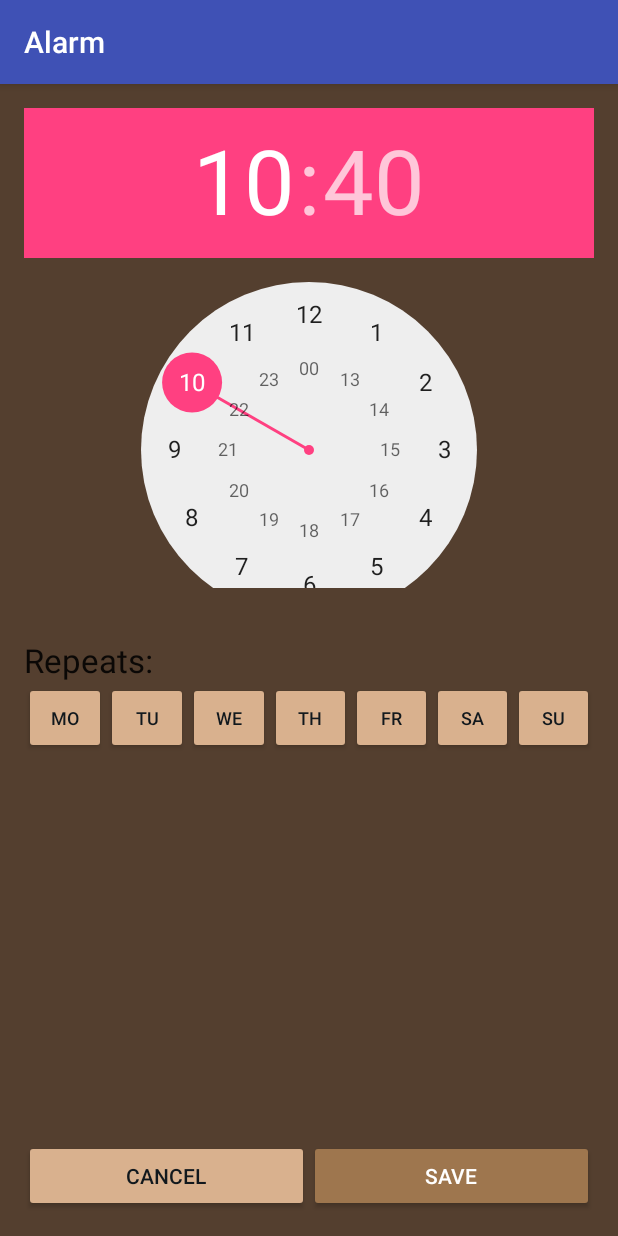
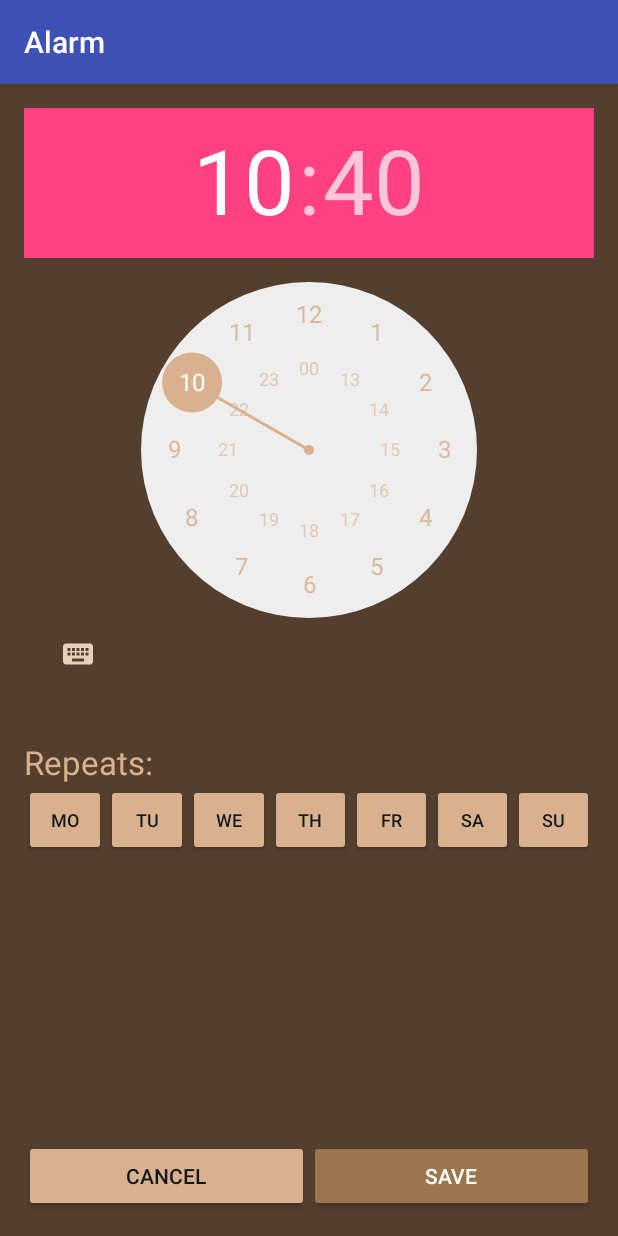
Before and after one commit to Astichko/Lesson4_Alarm_clock, an Android app: the screen it shows after launch (CreateAlarmActivity), after a tap on "NEW ALARM", on a phone screen of 412 x 824 dp. Run offline under Robolectric (Android 15) with nearby library versions, the phone set to English and light mode, and no system bars.

Commit message:
Add new adapters,change alarm data display. Add ON/OFF switch. Change xml structure CreateAlarmActivity. Change service logic accordingly to on/off statement.

```diff
--- a/app/src/main/java/com/example/boss/lesson4_alarm_clock/Alarm.java
+++ b/app/src/main/java/com/example/boss/lesson4_alarm_clock/Alarm.java
@@ -4,6 +4,7 @@ package com.example.boss.lesson4_alarm_clock;
  * Created by BOSS on 09.10.2016.
  */
 public class Alarm {
+    public boolean isOn;
     public boolean isRepeated;
     public int year;
     public int month;
--- a/app/src/main/java/com/example/boss/lesson4_alarm_clock/activity/CreateAlarmActivity.java
+++ b/app/src/main/java/com/example/boss/lesson4_alarm_clock/activity/CreateAlarmActivity.java
@@ -60,6 +60,7 @@ public class CreateAlarmActivity extends AppCompatActivity implements View.OnCli
                 finish();
                 break;
             case R.id.btnCancel:
+                DataAlarmProvider.saveArray(this);
                 finish();
                 break;
         }
@@ -115,6 +116,7 @@ public class CreateAlarmActivity extends AppCompatActivity implements View.OnCli
         setDaysOfTheWeek(alarm);
         alarm.hour = hoursSet;
         alarm.minutes = minutesSet;
+        alarm.isOn = true;
         if (!alarm.isRepeated) {
             alarm.dayOfMonth = calendar.get(Calendar.DAY_OF_MONTH);
             alarm.month = calendar.get(Calendar.MONTH);
@@ -131,7 +133,7 @@ public class CreateAlarmActivity extends AppCompatActivity implements View.OnCli
             DataAlarmProvider.getArray().add(alarm);
             DataAlarmProvider.saveArray(this);
         }
-        if (!isMyServiceRunning(MyService.class)) {
+        if (!isServiceRunning(MyService.class)) {
             startService(new Intent(this, MyService.class));
         }
     }
@@ -167,7 +169,7 @@ public class CreateAlarmActivity extends AppCompatActivity implements View.OnCli
         return true;
     }
 
-    public boolean isMyServiceRunning(Class<?> serviceClass) {
+    public boolean isServiceRunning(Class<?> serviceClass) {
         ActivityManager manager = (ActivityManager) getSystemService(Context.ACTIVITY_SERVICE);
         for (ActivityManager.RunningServiceInfo service : manager.getRunningServices(Integer.MAX_VALUE)) {
             if (serviceClass.getName().equals(service.service.getClassName())) {
--- a/app/src/main/java/com/example/boss/lesson4_alarm_clock/activity/MainActivity.java
+++ b/app/src/main/java/com/example/boss/lesson4_alarm_clock/activity/MainActivity.java
@@ -4,11 +4,11 @@ import android.content.Intent;
 import android.content.pm.ActivityInfo;
 import android.os.Bundle;
 import android.support.v7.app.AppCompatActivity;
-import android.view.MotionEvent;
+import android.util.Log;
 import android.view.View;
 import android.widget.AdapterView;
-import android.widget.ArrayAdapter;
 import android.widget.Button;
+import android.widget.CheckBox;
 import android.widget.ImageView;
 import android.widget.ListAdapter;
 import android.widget.ListView;
@@ -17,12 +17,14 @@ import android.widget.Toast;
 
 import com.example.boss.lesson4_alarm_clock.Alarm;
 import com.example.boss.lesson4_alarm_clock.R;
+import com.example.boss.lesson4_alarm_clock.adapter.DelItemAdapter;
+import com.example.boss.lesson4_alarm_clock.adapter.MainItemAdapter;
 import com.example.boss.lesson4_alarm_clock.provider.Constants;
 import com.example.boss.lesson4_alarm_clock.provider.DataAlarmProvider;
 
 import java.util.ArrayList;
 
-public class MainActivity extends AppCompatActivity implements View.OnClickListener, View.OnTouchListener {
+public class MainActivity extends AppCompatActivity implements View.OnClickListener {
 
     Button btnNewAlarm;
     Button btnDeleteAlarm;
@@ -59,7 +61,7 @@ public class MainActivity extends AppCompatActivity implements View.OnClickListe
         super.onResume();
     }
 
-    public void findViewsAndSet(){
+    public void findViewsAndSet() {
         btnNewAlarm = (Button) findViewById(R.id.btnNewAlarm);
         btnDeleteAlarm = (Button) findViewById(R.id.btnDeleteAlarm);
         btnCancelMain = (Button) findViewById(R.id.btnCancelMain);
@@ -73,21 +75,23 @@ public class MainActivity extends AppCompatActivity implements View.OnClickListe
         btnDeleteChecked.setOnClickListener(this);
         btnCancelMain.setOnClickListener(this);
         selectedItems = new ArrayList<>();
+        listView.setItemsCanFocus(false);
         listView.setOnItemClickListener(new AdapterView.OnItemClickListener() {
             @Override
             public void onItemClick(AdapterView<?> parent, View view, int position, long id) {
                 switch (view.getId()) {
-                    case R.id.chTextView:
+                    case R.id.itemLinearLayout:
+                        editItem(position);
+                        break;
+                    case R.id.itemDelLinearLayout:
                         saveCheckedItems(position);
-                        break;
-                    case R.id.itemText:
-                        editItem(position);
+                        CheckBox box = (CheckBox) view.findViewById(R.id.itemCheckBox);
+                        box.setChecked(!box.isChecked());
                         break;
                 }
             }
         });
     }
-
 
     @Override
     public void onClick(View v) {
@@ -97,10 +101,10 @@ public class MainActivity extends AppCompatActivity implements View.OnClickListe
                 startActivity(intentCreateAlarm);
                 break;
             case R.id.btnDeleteAlarm:
-                if(!DataAlarmProvider.isEmpty()){
+                if (!DataAlarmProvider.isEmpty()) {
                     createCheckListView();
                     showAdditionalButtons();
-                }else{
+                } else {
                     Toast.makeText(MainActivity.this, "No Alarms", Toast.LENGTH_SHORT).show();
                 }
                 break;
@@ -119,52 +123,17 @@ public class MainActivity extends AppCompatActivity implements View.OnClickListe
         }
     }
 
-    @Override
-    public boolean onTouch(View v, MotionEvent event) {
-        return false;
-    }
-
     public void saveCheckedItems(int position) {
-        if (selectedItems.contains((Integer) position)) {
+        if (selectedItems.contains(position)) {
             selectedItems.remove((Integer) position);
         } else {
-            selectedItems.add((Integer) position);
+            selectedItems.add(position);
         }
-    }
-
-    public static String getShortDayName(int day) {
-        String result = "";
-        switch (day) {
-            case 0:
-                result = "SU ";
-                break;
-            case 1:
-                result = "MO ";
-                break;
-            case 2:
-                result = "TU ";
-                break;
-            case 3:
-                result = "WE ";
-                break;
-            case 4:
-                result = "TH ";
-                break;
-            case 5:
-                result = "FR ";
-                break;
-            case 6:
-                result = "SA ";
-                break;
-        }
-        return result;
-
     }
 
     private void updateListView() {
         if (DataAlarmProvider.getArray() != null) {
-            String[] itemTextDisplay = getItemsTextToDisplay();
-            ListAdapter la = new ArrayAdapter<>(this, R.layout.item_list_view, itemTextDisplay);
+            ListAdapter la = new MainItemAdapter(this, R.layout.item_main_listview, DataAlarmProvider.getArray());
             listView = (ListView) findViewById(R.id.listView);
             if (listView != null) {
                 listView.setAdapter(la);
@@ -176,28 +145,6 @@ public class MainActivity extends AppCompatActivity implements View.OnClickListe
         Intent intentCreateAlarm = new Intent(MainActivity.this, CreateAlarmActivity.class);
         intentCreateAlarm.putExtra(Constants.POSITION, position);
         startActivity(intentCreateAlarm);
-    }
-
-    public String[] getItemsTextToDisplay() {
-        int size = DataAlarmProvider.getArray().size();
-        String[] itemTextDisplay = new String[size];
-        int timeAlarm;
-        for (int i = 0; i < size; i++) {
-            itemTextDisplay[i] = String.valueOf(DataAlarmProvider.getArray().get(i).hour)
-                    + " : " +
-                    (((timeAlarm = DataAlarmProvider.getArray().get(i).minutes) < Constants.TIME_DISPLAY) ? "0"
-                            + String.valueOf(timeAlarm) : String.valueOf(timeAlarm)) + " ";
-            if (DataAlarmProvider.getArray().get(i).isRepeated) {
-                for (int j = 0; j < Constants.DAYS; j++) {
-                    if (DataAlarmProvider.getArray().get(i).dayWeek[j]) {
-                        itemTextDisplay[i] += " " + getShortDayName(j);
-                    }
-                }
-            } else {
-                itemTextDisplay[i] += Constants.SINGLE_ALARM;
-            }
-        }
-        return itemTextDisplay;
     }
 
     public void showMainButtons() {
@@ -216,10 +163,10 @@ public class MainActivity extends AppCompatActivity implements View.OnClickListe
 
     public void deleteCheckedItems() {
         for (Integer i : selectedItems) {
-            DataAlarmProvider.getArray().set(i,null);
+            DataAlarmProvider.getArray().set(i, null);
         }
-        for(Alarm a: DataAlarmProvider.getArray()){
-            if (a == null){
+        for (Alarm a : DataAlarmProvider.getArray()) {
+            if (a == null) {
                 DataAlarmProvider.getArray().remove(a);
             }
         }
@@ -228,15 +175,8 @@ public class MainActivity extends AppCompatActivity implements View.OnClickListe
     }
 
     public void createCheckListView() {
-        String[] itemTextDisplay = getItemsTextToDisplay();
-        ArrayAdapter<String> adapter = new ArrayAdapter<>(this, R.layout.item_check_delete, R.id.chTextView, itemTextDisplay);
-        listView = (ListView) findViewById(R.id.listView);
-        if (listView != null) {
-            listView.setChoiceMode(ListView.CHOICE_MODE_MULTIPLE);
-        }
-        if (listView != null) {
-            listView.setAdapter(adapter);
-        }
+        ListAdapter la = new DelItemAdapter(getApplicationContext(), R.layout.item_del_listview, DataAlarmProvider.getArray());
+        listView.setAdapter(la);
     }
 
     public void showNoAlarmBlock() {
--- a/app/src/main/res/layout/activity_create_alarm.xml
+++ b/app/src/main/res/layout/activity_create_alarm.xml
@@ -11,15 +11,39 @@
     android:paddingTop="@dimen/activity_vertical_margin"
     tools:context=".activity.CreateAlarmActivity">
 
+    <ScrollView
+        android:layout_width="match_parent"
+        android:layout_height="wrap_content"
+        android:id="@+id/scrollView"
+        android:layout_marginBottom="50dp">
+
         <LinearLayout
+            android:layout_width="match_parent"
+            android:layout_height="wrap_content"
+            android:orientation = "vertical"
+            >
 
+            <TimePicker
+                android:id="@+id/timePicker"
+                android:layout_gravity="center_horizontal"
+                android:layout_width="wrap_content"
+                android:layout_height="wrap_content"
+                android:layout_marginBottom="33dp" />
+
+            <TextView
+                android:id="@+id/repeatText"
+                android:layout_width="match_parent"
+                android:layout_height="wrap_content"
+                android:layout_gravity="right"
+                android:text="@string/repeats"
+                android:textColor="@color/colorBeige"
+                android:textAppearance="?android:attr/textAppearanceLarge" />
+
+            <LinearLayout
                 android:layout_width="match_parent"
                 android:layout_height="wrap_content"
                 android:orientation="horizontal"
-        android:id="@+id/linearLayout2"
-        android:layout_below="@+id/repeatText"
-        android:layout_alignParentLeft="true"
-        android:layout_alignParentStart="true">
+                android:id="@+id/linearLayout2">
 
                 <Button
                     android:id="@+id/btnMo"
@@ -87,25 +111,17 @@
 
             </LinearLayout>
 
-    <TextView
-        android:id="@+id/repeatText"
-        android:layout_width="match_parent"
-        android:layout_height="wrap_content"
-        android:layout_gravity="right"
-        android:text="@string/repeats"
-        android:textAppearance="?android:attr/textAppearanceLarge"
-        android:layout_centerVertical="true"
-        android:layout_alignParentLeft="true"
-        android:layout_alignParentStart="true" />
+        </LinearLayout>
+    </ScrollView>
 
     <LinearLayout
         android:layout_width="match_parent"
         android:layout_height="wrap_content"
         android:orientation="horizontal"
+        android:id="@+id/linearLayout3"
         android:layout_alignParentBottom="true"
-        android:layout_alignLeft="@+id/repeatText"
-        android:layout_alignStart="@+id/repeatText"
-        android:id="@+id/linearLayout3">
+        android:layout_alignParentLeft="true"
+        android:layout_alignParentStart="true">
 
         <Button
             android:id="@+id/btnCancel"
@@ -126,13 +142,4 @@
             android:theme="@style/AppTheme.ButtonDarkBeige" />
     </LinearLayout>
 
-    <TimePicker
-        android:id="@+id/timePicker"
-        android:layout_width="wrap_content"
-        android:layout_height="wrap_content"
-        android:layout_gravity="center"
-        android:layout_marginBottom="33dp"
-        android:layout_above="@+id/repeatText"
-        android:layout_centerHorizontal="true" />
-
 </RelativeLayout>
--- a/app/src/main/res/values/styles.xml
+++ b/app/src/main/res/values/styles.xml
@@ -6,6 +6,11 @@
         <item name="colorPrimary">@color/colorPrimary</item>
         <item name="colorPrimaryDark">@color/colorPrimaryDark</item>
         <item name="colorAccent">@color/colorAccent</item>
+        <item name="colorControlActivated">@color/colorBeige</item>
+        <!-- Inactive thumb color -->
+        <item name="colorSwitchThumbNormal">@color/colorDarkBeige</item>
+        <!-- Inactive track color(30% transparency) -->
+        <item name="android:colorForeground">@color/colorBeige</item>
     </style>
 
     <style name="AppTheme.ButtonDarkBeige" parent="Widget.AppCompat.Button.Colored">
@@ -18,4 +23,5 @@
         <item name="android:textColor">@color/colorBlack</item>
     </style>
 
+
 </resources>
```
Also changed, not shown: app/src/main/java/com/example/boss/lesson4_alarm_clock/adapter/DelItemAdapter.java (added, +98 -0 lines), app/src/main/java/com/example/boss/lesson4_alarm_clock/adapter/MainItemAdapter.java (added, +124 -0 lines), app/src/main/java/com/example/boss/lesson4_alarm_clock/service/MyService.java (+21 -8 lines), app/src/main/res/layout/item_check_delete.xml (deleted, +0 -16 lines), app/src/main/res/layout/item_del_listview.xml (added, +51 -0 lines), app/src/main/res/layout/item_list_view.xml (deleted, +0 -12 lines), app/src/main/res/layout/item_main_listview.xml (added, +52 -0 lines). Lines whose indentation alone changed are shown as unchanged.
